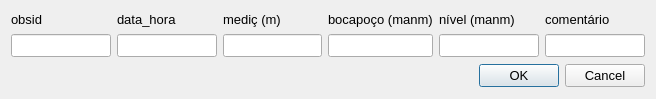
This is ui/w_levels_en.ui in qgisbrasil/qgis-midvatten-plugin-pt_BR as Qt 5 draws it before an edit. The edited form follows.
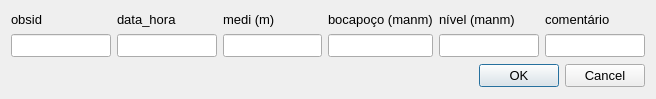
This is the edited form.

Diff of the .ui file:
```diff
--- a/ui/w_levels_en.ui
+++ b/ui/w_levels_en.ui
@@ -130,7 +130,7 @@
       </font>
      </property>
      <property name="text">
-      <string>mediç (m)</string>
+      <string>medi (m)</string>
      </property>
      <property name="alignment">
       <set>Qt::AlignBottom|Qt::AlignLeading|Qt::AlignLeft</set>
```
